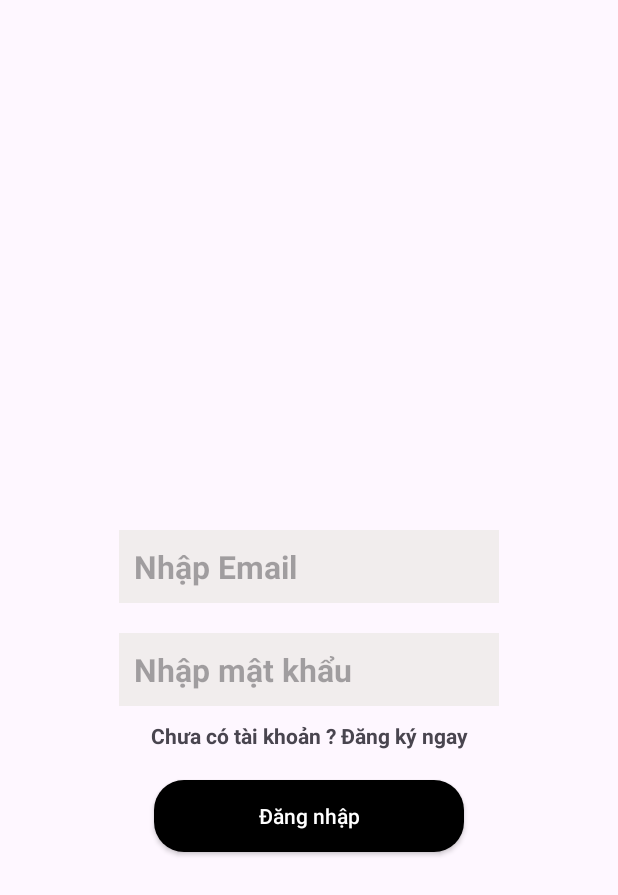
After one commit to thanhhuydoan2002/Clothes_Store, an Android app: the layout login_fragment.xml on its own in the app's theme, with its tools: preview values and no code run, on a phone screen of 412 x 824 dp. The commit adds this screen. Shown: the top 895 px of the screen. Run offline under Robolectric (Android 15) with nearby library versions, the phone set to English and light mode, and no system bars.

Commit message:
login fragment added

```diff
--- /dev/null
+++ b/app/src/main/res/layout/login_fragment.xml
@@ -0,0 +1,93 @@
+<?xml version="1.0" encoding="utf-8"?>
+<androidx.constraintlayout.widget.ConstraintLayout xmlns:android="http://schemas.android.com/apk/res/android"
+    xmlns:app="http://schemas.android.com/apk/res-auto"
+    xmlns:tools="http://schemas.android.com/tools"
+    android:layout_width="match_parent"
+    android:layout_height="match_parent">
+
+
+    <EditText
+        android:id="@+id/etEmailLogin"
+        android:layout_width="wrap_content"
+        android:layout_height="wrap_content"
+        android:layout_margin="10dp"
+        android:background="@color/grayishWhite"
+        android:ems="10"
+        android:hint="@string/enter_email"
+
+
+        android:inputType="textEmailAddress"
+        android:autofillHints="emailAddress"
+        android:minHeight="48dp"
+        android:padding="10dp"
+        android:textSize="21sp"
+        android:textStyle="bold|normal"
+
+
+        app:layout_constraintBottom_toTopOf="@+id/etPasswordLogin"
+        app:layout_constraintEnd_toEndOf="parent"
+        app:layout_constraintStart_toStartOf="parent"
+        app:layout_constraintTop_toTopOf="parent"
+        app:layout_constraintVertical_chainStyle="packed" />
+
+    <EditText
+        android:id="@+id/etPasswordLogin"
+        android:layout_width="wrap_content"
+        android:layout_height="wrap_content"
+        android:layout_margin="10dp"
+        android:background="@color/grayishWhite"
+        android:ems="10"
+
+        android:autofillHints="password"
+        android:hint="@string/enter_password"
+        android:inputType="textPassword"
+        android:minHeight="48dp"
+        android:padding="10dp"
+        android:textSize="21sp"
+
+
+        android:textStyle="bold|normal"
+        app:layout_constraintBottom_toBottomOf="parent"
+        app:layout_constraintEnd_toEndOf="@+id/etEmailLogin"
+        app:layout_constraintStart_toStartOf="@+id/etEmailLogin"
+        app:layout_constraintTop_toBottomOf="@+id/etEmailLogin" />
+
+    <androidx.appcompat.widget.AppCompatButton
+        android:id="@+id/btnLogin"
+        android:layout_width="0dp"
+        android:layout_height="wrap_content"
+        android:layout_margin="20dp"
+        android:background="@drawable/custom_button"
+        android:text="@string/login"
+        android:textAllCaps="false"
+        android:textColor="@color/white"
+        app:layout_constraintEnd_toStartOf="@+id/guideline4"
+        app:layout_constraintStart_toStartOf="@+id/guideline3"
+        app:layout_constraintTop_toBottomOf="@+id/tvNavigateToRegister" />
+
+    <androidx.constraintlayout.widget.Guideline
+        android:id="@+id/guideline3"
+        android:layout_width="wrap_content"
+        android:layout_height="wrap_content"
+        android:orientation="vertical"
+        app:layout_constraintGuide_percent="0.2" />
+
+    <androidx.constraintlayout.widget.Guideline
+        android:id="@+id/guideline4"
+        android:layout_width="wrap_content"
+        android:layout_height="wrap_content"
+        android:orientation="vertical"
+        app:layout_constraintGuide_percent="0.8" />
+
+    <TextView
+        android:id="@+id/tvNavigateToRegister"
+        android:layout_width="wrap_content"
+        android:layout_height="wrap_content"
+        android:text="@string/register_now"
+        android:layout_marginTop="10dp"
+        android:textStyle="bold"
+        app:layout_constraintEnd_toEndOf="@+id/etPasswordLogin"
+        app:layout_constraintStart_toStartOf="@+id/etPasswordLogin"
+        app:layout_constraintTop_toBottomOf="@+id/etPasswordLogin" />
+
+</androidx.constraintlayout.widget.ConstraintLayout>
--- /dev/null
+++ b/app/src/main/res/layout/register_fragment.xml
@@ -0,0 +1,6 @@
+<?xml version="1.0" encoding="utf-8"?>
+<androidx.constraintlayout.widget.ConstraintLayout xmlns:android="http://schemas.android.com/apk/res/android"
+    android:layout_width="match_parent"
+    android:layout_height="match_parent">
+
+</androidx.constraintlayout.widget.ConstraintLayout>
--- a/app/src/main/res/values/strings.xml
+++ b/app/src/main/res/values/strings.xml
@@ -1,3 +1,7 @@
 <resources>
     <string name="app_name">Tools_Store_App</string>
+    <string name="enter_email">Nhập Email</string>
+    <string name="enter_password">Nhập mật khẩu</string>
+    <string name="register_now">Chưa có tài khoản ? Đăng ký ngay</string>
+    <string name="login">Đăng nhập</string>
 </resources>
```
